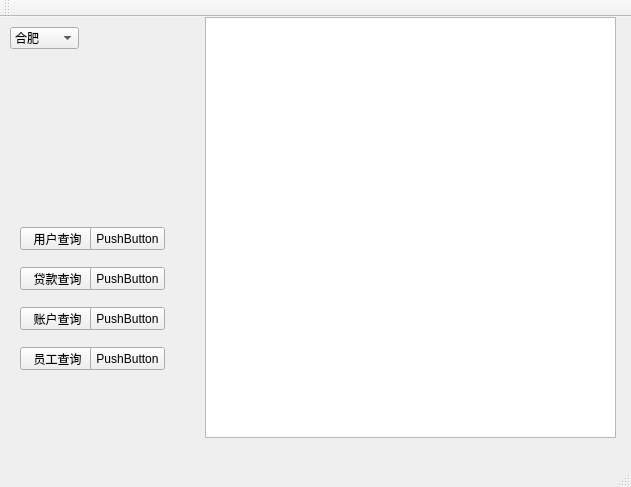
Qianjx/banksystem, file mainwindow.ui: the form before one commit.
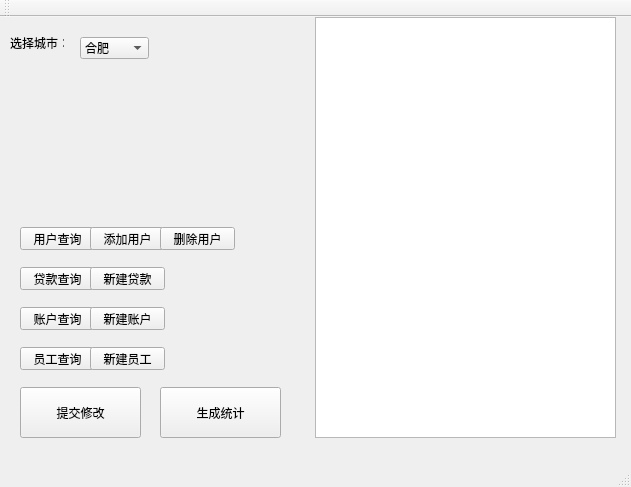
The form after the commit.

Patch:
```diff
--- a/mainwindow.ui
+++ b/mainwindow.ui
@@ -37,7 +37,7 @@
      </rect>
     </property>
     <property name="text">
-     <string>PushButton</string>
+     <string>添加用户</string>
     </property>
    </widget>
    <widget class="QPushButton" name="LoanquerypushButton">
@@ -63,7 +63,7 @@
      </rect>
     </property>
     <property name="text">
-     <string>PushButton</string>
+     <string>新建贷款</string>
     </property>
    </widget>
    <widget class="QPushButton" name="AccountquerypushButton">
@@ -89,7 +89,7 @@
      </rect>
     </property>
     <property name="text">
-     <string>PushButton</string>
+     <string>新建账户</string>
     </property>
    </widget>
    <widget class="QPushButton" name="ClerkquerypushButton">
@@ -115,14 +115,14 @@
      </rect>
     </property>
     <property name="text">
-     <string>PushButton</string>
+     <string>新建员工</string>
     </property>
    </widget>
    <widget class="QComboBox" name="SelectcitycomboBox">
     <property name="geometry">
      <rect>
-      <x>10</x>
-      <y>10</y>
+      <x>80</x>
+      <y>20</y>
       <width>69</width>
       <height>22</height>
      </rect>
@@ -146,13 +146,65 @@
    <widget class="QTableView" name="show_tableView">
     <property name="geometry">
      <rect>
-      <x>205</x>
+      <x>315</x>
       <y>0</y>
-      <width>411</width>
+      <width>301</width>
       <height>421</height>
      </rect>
     </property>
    </widget>
+   <widget class="QPushButton" name="ClientSubmitpushButton">
+    <property name="geometry">
+     <rect>
+      <x>20</x>
+      <y>370</y>
+      <width>121</width>
+      <height>51</height>
+     </rect>
+    </property>
+    <property name="text">
+     <string>提交修改</string>
+    </property>
+   </widget>
+   <widget class="QPushButton" name="DeletepushButton">
+    <property name="geometry">
+     <rect>
+      <x>160</x>
+      <y>210</y>
+      <width>75</width>
+      <height>23</height>
+     </rect>
+    </property>
+    <property name="text">
+     <string>删除用户</string>
+    </property>
+   </widget>
+   <widget class="QLabel" name="citylabel">
+    <property name="geometry">
+     <rect>
+      <x>10</x>
+      <y>20</y>
+      <width>54</width>
+      <height>12</height>
+     </rect>
+    </property>
+    <property name="text">
+     <string>选择城市：</string>
+    </property>
+   </widget>
+   <widget class="QPushButton" name="StasticpushButton">
+    <property name="geometry">
+     <rect>
+      <x>160</x>
+      <y>370</y>
+      <width>121</width>
+      <height>51</height>
+     </rect>
+    </property>
+    <property name="text">
+     <string>生成统计</string>
+    </property>
+   </widget>
   </widget>
   <widget class="QMenuBar" name="menuBar">
    <property name="geometry">
```
Left out of the diff: 4 changed lines with no effect on the pictures.
